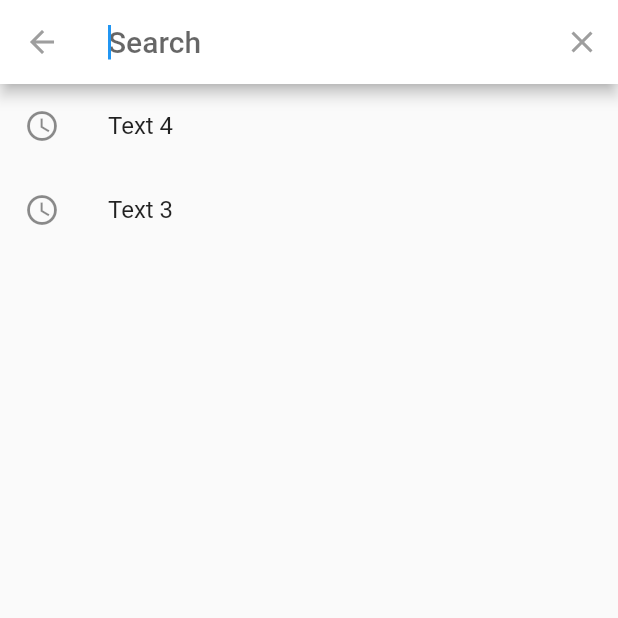
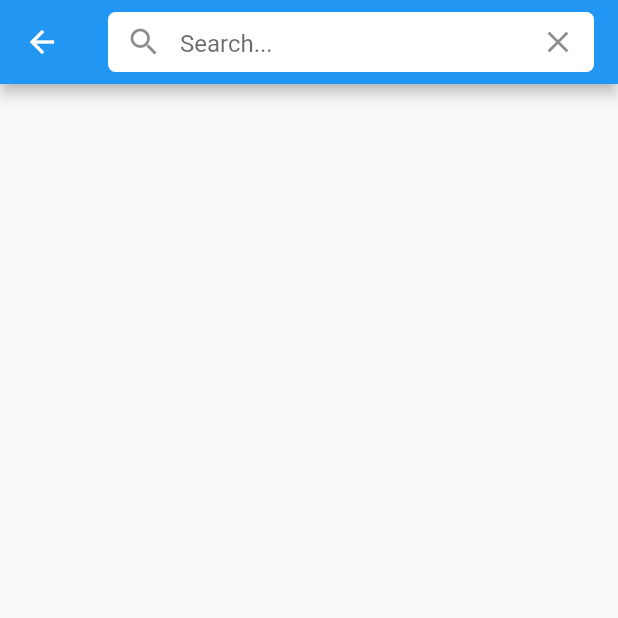
Before and after one commit to hugguggu/Apart_fore, a Flutter app: the BoardScreen screen opened directly, after a tap on the "search" icon, on a phone screen of 412 x 824 dp, the top half of it. Run offline on Flutter 3.47's test engine with Material 2 defaults, Android fonts, the phone set to English and light mode, and no system bars; our stand-ins replace firebase_auth, firebase_core, flutter_bloc, fluttertoast, freezed_annotation, get and 4 more; missing offline and left inert: kakao_flutter_sdk, kakao_flutter_sdk_user; accounts and stored records are empty; generated files the repository leaves out were written again.

Commit message:
Change Search Bar algorithm

```diff
--- a/lib/board/screen/board_screen.dart
+++ b/lib/board/screen/board_screen.dart
@@ -26,7 +26,9 @@ class _BoardScreenState extends State<BoardScreen> {
           IconButton(
             icon: const Icon(Icons.search),
             onPressed: () {
-              showSearch(context: context, delegate: Search(widget.list));
+              // showSearch(context: context, delegate: Search(widget.list));
+              Navigator.of(context)
+                  .push(MaterialPageRoute(builder: (_) => SearchPage()));
             },
           ),
         ],
--- a/lib/board/widget/search_bar.dart
+++ b/lib/board/widget/search_bar.dart
@@ -1,4 +1,66 @@
 import 'package:flutter/material.dart';
+
+// Search Page
+class SearchPage extends StatefulWidget {
+  @override
+  State<SearchPage> createState() => _SearchPageState();
+}
+
+class _SearchPageState extends State<SearchPage> {
+  // const SearchPage({Key? key}) : super(key: key);
+
+  final searchTextFieldController = TextEditingController();
+
+  @override
+  void initState() {
+    super.initState();
+    searchTextFieldController.addListener(_printLatestValue);
+  }
+
+  @override
+  void dispose() {
+    searchTextFieldController.dispose();
+    super.dispose();
+  }
+
+  void _printLatestValue() {
+    print("Second text field: ${searchTextFieldController.text}");
+  }
+
+  @override
+  Widget build(BuildContext context) {
+    return Scaffold(
+      appBar: AppBar(
+          // The search area here
+          title: Container(
+        width: double.infinity,
+        height: 40,
+        decoration: BoxDecoration(
+            color: Colors.white, borderRadius: BorderRadius.circular(5)),
+        child: Center(
+          child: TextField(
+            controller: searchTextFieldController,
+            textInputAction: TextInputAction.go,
+            onSubmitted: (value) {
+              print("asdasd : " + searchTextFieldController.text);
+            },
+            decoration: InputDecoration(
+                prefixIcon: const Icon(Icons.search),
+                suffixIcon: IconButton(
+                  icon: const Icon(Icons.clear),
+                  onPressed: () {
+                    /* Clear the search field */
+                    searchTextFieldController.clear();
+                  },
+                ),
+                hintText: 'Search...',
+                border: InputBorder.none),
+          ),
+        ),
+      )),
+    );
+  }
+}
 
 class Search extends SearchDelegate {
   @override
@@ -29,28 +91,11 @@ class Search extends SearchDelegate {
   Widget buildResults(BuildContext context) {
     (element) => element.contains(query);
     String ss = query;
-
-    return AlertDialog(
-      title: const Text('AlertDialog Title'),
-      content: SingleChildScrollView(
-        child: ListBody(
-          children: const <Widget>[
-            // Uri.dataFromString(query),
-            // UriData.fromString(query)
-            // Text(ss),
-            // print(ss);
-            // Text('Would you like to approve of this message?'),
-          ],
-        ),
+    print(ss);
+    return Container(
+      child: Center(
+        child: Text(ss),
       ),
-      actions: <Widget>[
-        TextButton(
-          child: const Text('Approve'),
-          onPressed: () {
-            Navigator.of(context).pop();
-          },
-        ),
-      ],
     );
   }
 
```
